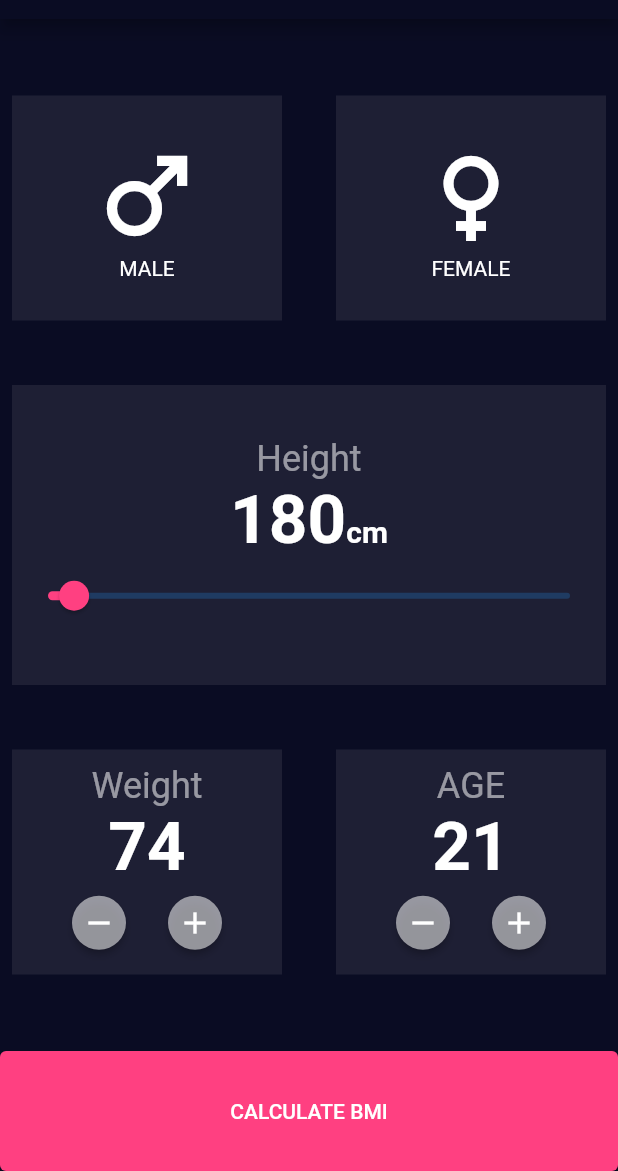
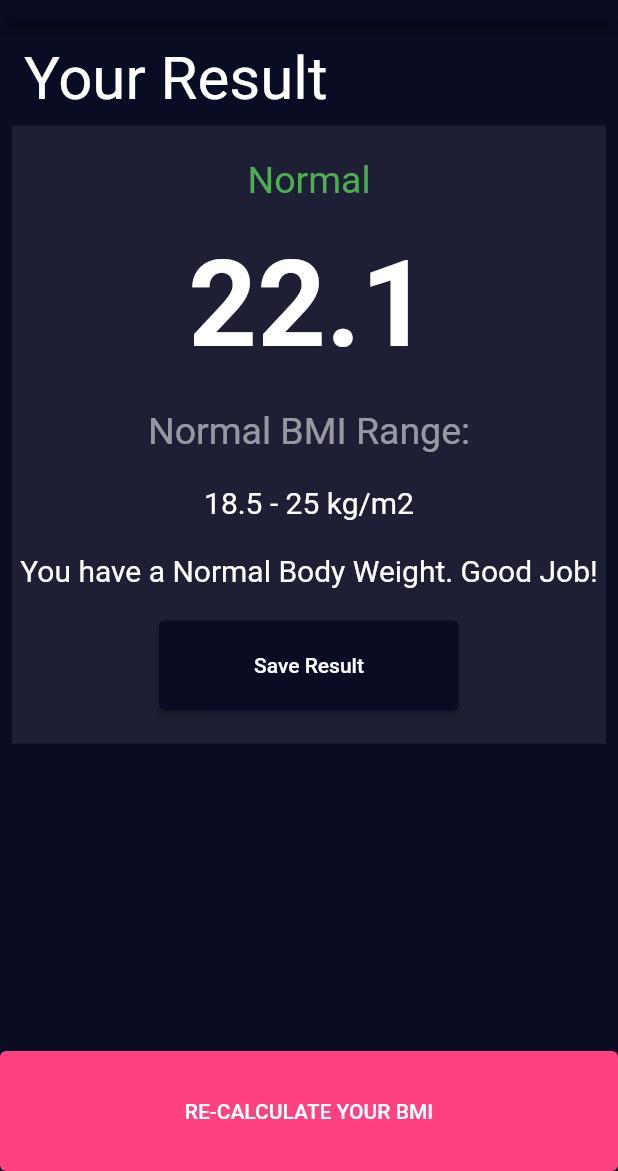
Before and after one commit to Anishh-Joshi/Flutter-Mini-Bootcamp, a Flutter app: the screen it shows after launch, after a tap on "CALCULATE BMI", on a phone screen of 412 x 824 dp, the part 65-1236 px from its top. Run offline on Flutter 3.47's test engine with Material 2 defaults, Android fonts, the phone set to English and light mode, and no system bars.

Commit message:
Navigation and Results Page(Wrong Way)

```diff
--- a/lib/BMI.dart
+++ b/lib/BMI.dart
@@ -1,3 +1,4 @@
+import 'package:bmi_calculator_workshop/Results.dart';
 import 'package:flutter/material.dart';
 
 class BMI extends StatefulWidget {
@@ -174,7 +175,9 @@ class _BMIState extends State<BMI> {
             primary: Colors.pinkAccent,
             minimumSize: const Size(double.infinity, 80)),
         child: Text("CALCULATE BMI"),
-        onPressed: () {},
+        onPressed: () {
+          Navigator.push(context, MaterialPageRoute(builder: (context)=>Results()));
+        },
       ),
     );
   }
--- /dev/null
+++ b/lib/Results.dart
@@ -0,0 +1,85 @@
+import 'package:flutter/material.dart';
+
+class Results extends StatelessWidget {
+  const Results({Key? key}) : super(key: key);
+
+  @override
+  Widget build(BuildContext context) {
+    return Scaffold(
+      backgroundColor: Theme.of(context).primaryColor,
+      appBar: AppBar(
+        title: Text("BMI CALCULATOR"),
+        backgroundColor: Theme.of(context).primaryColor,
+        centerTitle: true,
+      ),
+      drawer: Drawer(
+        backgroundColor: Theme.of(context).primaryColor,
+      ),
+      body: SafeArea(
+          child: Padding(
+        padding: const EdgeInsets.all(8.0),
+        child: Center(
+          child: Column(
+            crossAxisAlignment: CrossAxisAlignment.start,
+            children: [
+              Padding(
+                padding: const EdgeInsets.all(8.0),
+                child: Text(
+                  "Your Result",
+                  style: TextStyle(fontSize: 40, color: Colors.white),
+                ),
+              ),
+              Container(
+                color: Color(0xff1e1f34),
+                height: MediaQuery.of(context).size.height / 2,
+                width: double.infinity,
+                child: Column(
+                  mainAxisAlignment: MainAxisAlignment.spaceEvenly,
+
+                  children: [
+                    Text(
+                      "Normal",
+                      style: TextStyle(fontSize: 25, color: Colors.green),
+                    ),
+                    Text(
+                      "22.1",
+                      style: TextStyle(fontSize: 80, color: Colors.white,fontWeight: FontWeight.bold),
+                    ),
+                    Text(
+                      "Normal BMI Range:",
+                      style: TextStyle(fontSize: 25, color: Colors.white54),
+                    ),
+                    Text(
+                      "18.5 - 25 kg/m2",
+                      style: TextStyle(fontSize: 20, color: Colors.white),
+                    ),
+                    Text(
+                      "You have a Normal Body Weight. Good Job!",
+                      style: TextStyle(fontSize: 20, color: Colors.white),
+                    ),
+                    ElevatedButton(
+                      style: ElevatedButton.styleFrom(
+                        primary: Theme.of(context).primaryColor,
+                        minimumSize: const Size(200, 60)
+                      ),
+                      onPressed: (){}, child: Text("Save Result")
+                      )
+                  ],
+                ),
+              ),
+            ],
+          ),
+        ),
+      )),
+      bottomNavigationBar: ElevatedButton(
+        style: ElevatedButton.styleFrom(
+            primary: Colors.pinkAccent,
+            minimumSize: const Size(double.infinity, 80)),
+        child: Text("RE-CALCULATE YOUR BMI"),
+        onPressed: () {
+          Navigator.pop(context);
+        },
+      ),
+    );
+  }
+}
```
